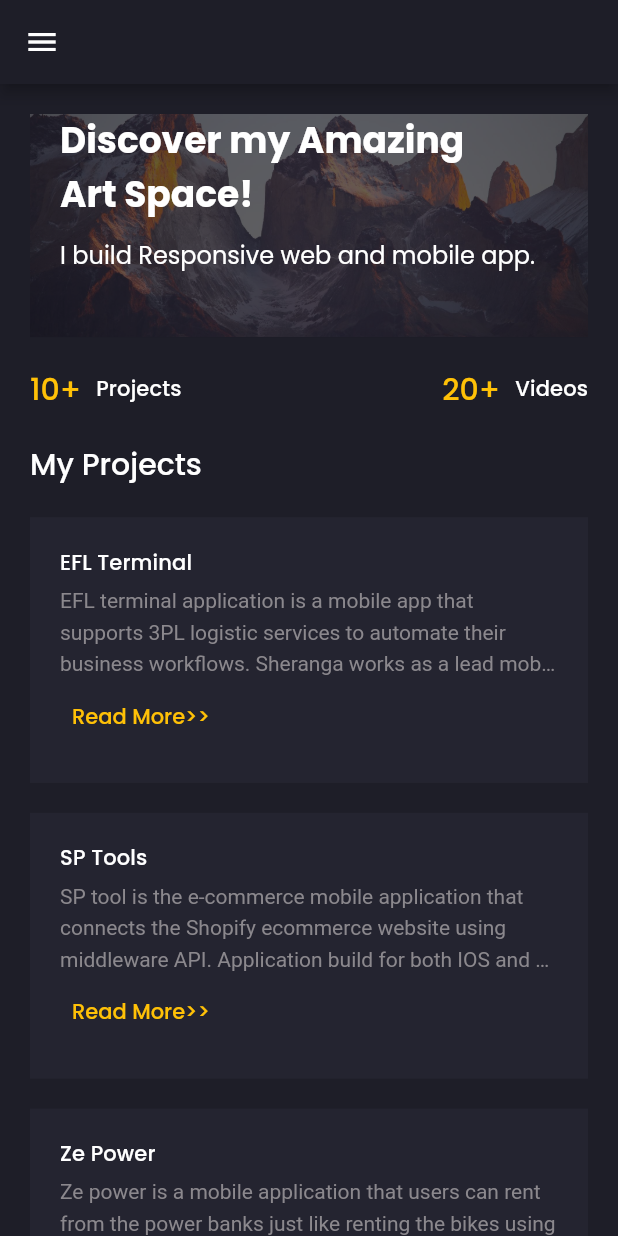
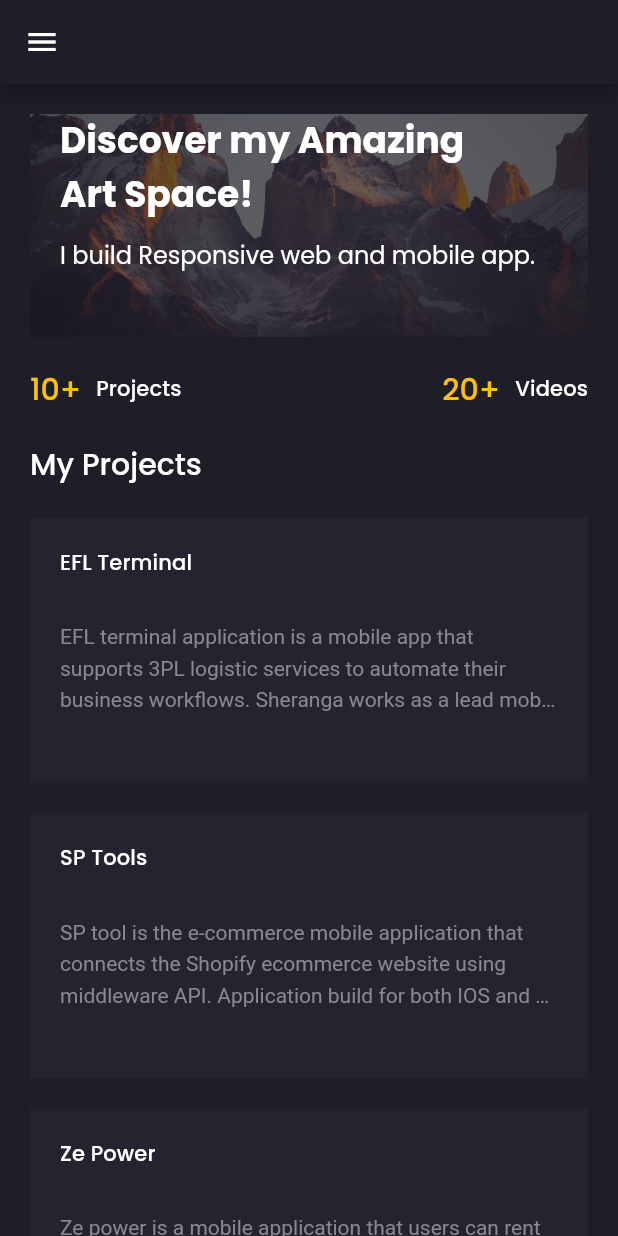
Before and after one commit to Sherange/portfolio-app, a Flutter app: the screen it shows after launch, on a phone screen of 412 x 824 dp. Run offline on Flutter 3.47's test engine with Material 2 defaults, Android fonts, the phone set to English and light mode, and no system bars; drawn by our look-alikes of animated_text_kit; our stand-ins replace flutter_svg, google_fonts.

```diff
--- a/lib/screens/home/components/project_card.dart
+++ b/lib/screens/home/components/project_card.dart
@@ -33,6 +33,7 @@ class ProjectCard extends StatelessWidget {
             style: TextStyle(height: 1.5),
           ),
           Spacer(),
+          if (!Responsive.isMobile(context))
             TextButton(
                 onPressed: () {},
                 child: Text(
```
Lines whose indentation alone changed are shown as unchanged.
